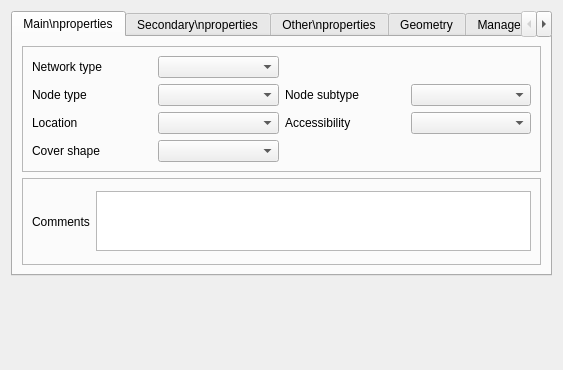
Old version of the form Lamia/worktypeconf/base3_urbandrainage/qgswidgets/lamia_form_node_ui.ui in the repository Artelia/Lamia.
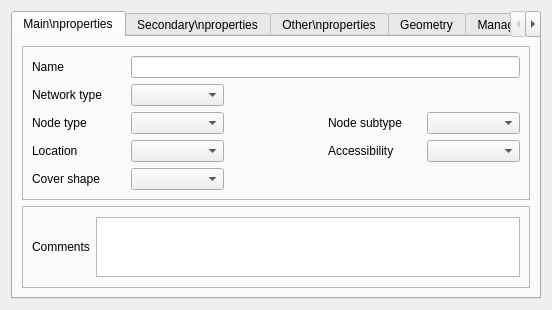
New version of the form. The open tabs and pages were chosen to show the change.

Patch:
```diff
--- a/Lamia/worktypeconf/base3_urbandrainage/qgswidgets/lamia_form_node_ui.ui
+++ b/Lamia/worktypeconf/base3_urbandrainage/qgswidgets/lamia_form_node_ui.ui
@@ -6,8 +6,8 @@
    <rect>
     <x>0</x>
     <y>0</y>
-    <width>563</width>
-    <height>370</height>
+    <width>552</width>
+    <height>306</height>
    </rect>
   </property>
   <property name="windowTitle">
@@ -33,27 +33,7 @@
           <enum>QFrame::Raised</enum>
          </property>
          <layout class="QGridLayout" name="gridLayout">
-          <item row="0" column="0">
-           <widget class="QLabel" name="label_2">
-            <property name="text">
-             <string>Network type</string>
-            </property>
-            <property name="wordWrap">
-             <bool>true</bool>
-            </property>
-           </widget>
-          </item>
-          <item row="2" column="3">
-           <widget class="QLabel" name="label_3">
-            <property name="text">
-             <string>Accessibility</string>
-            </property>
-            <property name="wordWrap">
-             <bool>true</bool>
-            </property>
-           </widget>
-          </item>
-          <item row="2" column="0">
+          <item row="3" column="0">
            <widget class="QLabel" name="label_8">
             <property name="text">
              <string>Location</string>
@@ -63,13 +43,20 @@
             </property>
            </widget>
           </item>
-          <item row="0" column="1">
+          <item row="1" column="1">
            <widget class="QComboBox" name="networktype"/>
           </item>
-          <item row="2" column="1">
-           <widget class="QComboBox" name="location"/>
+          <item row="3" column="3">
+           <widget class="QLabel" name="label_3">
+            <property name="text">
+             <string>Accessibility</string>
+            </property>
+            <property name="wordWrap">
+             <bool>true</bool>
+            </property>
+           </widget>
           </item>
-          <item row="6" column="0">
+          <item row="7" column="0">
            <widget class="QLabel" name="label_25">
             <property name="text">
              <string>Cover shape</string>
@@ -79,10 +66,7 @@
             </property>
            </widget>
           </item>
-          <item row="6" column="1">
-           <widget class="QComboBox" name="manholecovershape"/>
-          </item>
-          <item row="1" column="0">
+          <item row="2" column="0">
            <widget class="QLabel" name="label">
             <property name="text">
              <string>Node type</string>
@@ -92,10 +76,26 @@
             </property>
            </widget>
           </item>
-          <item row="1" column="1">
+          <item row="3" column="1">
+           <widget class="QComboBox" name="location"/>
+          </item>
+          <item row="1" column="0">
+           <widget class="QLabel" name="label_2">
+            <property name="text">
+             <string>Network type</string>
+            </property>
+            <property name="wordWrap">
+             <bool>true</bool>
+            </property>
+           </widget>
+          </item>
+          <item row="7" column="1">
+           <widget class="QComboBox" name="manholecovershape"/>
+          </item>
+          <item row="2" column="1">
            <widget class="QComboBox" name="nodetype"/>
           </item>
-          <item row="1" column="3">
+          <item row="2" column="3">
            <widget class="QLabel" name="label_54">
             <property name="text">
              <string>Node subtype</string>
@@ -105,12 +105,25 @@
             </property>
            </widget>
           </item>
-          <item row="1" column="4">
-           <widget class="QComboBox" name="nodesubtype"/>
-          </item>
           <item row="2" column="4">
+           <widget class="QComboBox" name="nodesubtype"/>
+          </item>
+          <item row="3" column="4">
            <widget class="QComboBox" name="accessibility"/>
           </item>
+          <item row="0" column="0">
+           <widget class="QLabel" name="label_17">
+            <property name="text">
+             <string>Name</string>
+            </property>
+            <property name="wordWrap">
+             <bool>true</bool>
+            </property>
+           </widget>
+          </item>
+          <item row="0" column="1" colspan="4">
+           <widget class="QLineEdit" name="name"/>
+          </item>
          </layout>
         </widget>
        </item>
```
Left out of the diff: 68 changed lines with no effect on the pictures.
